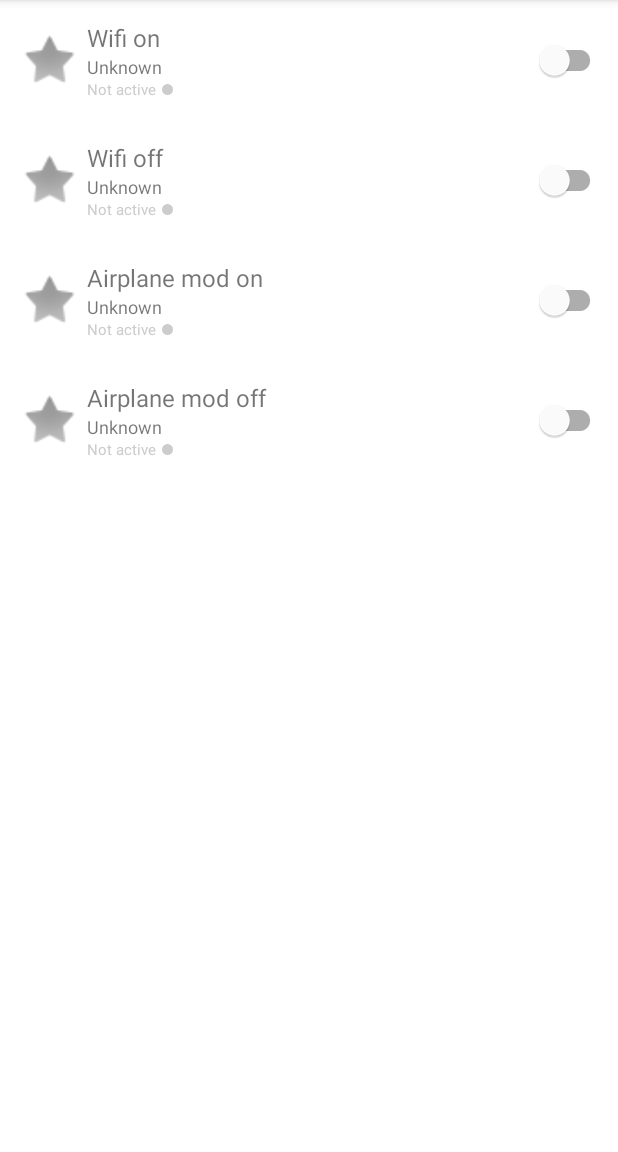
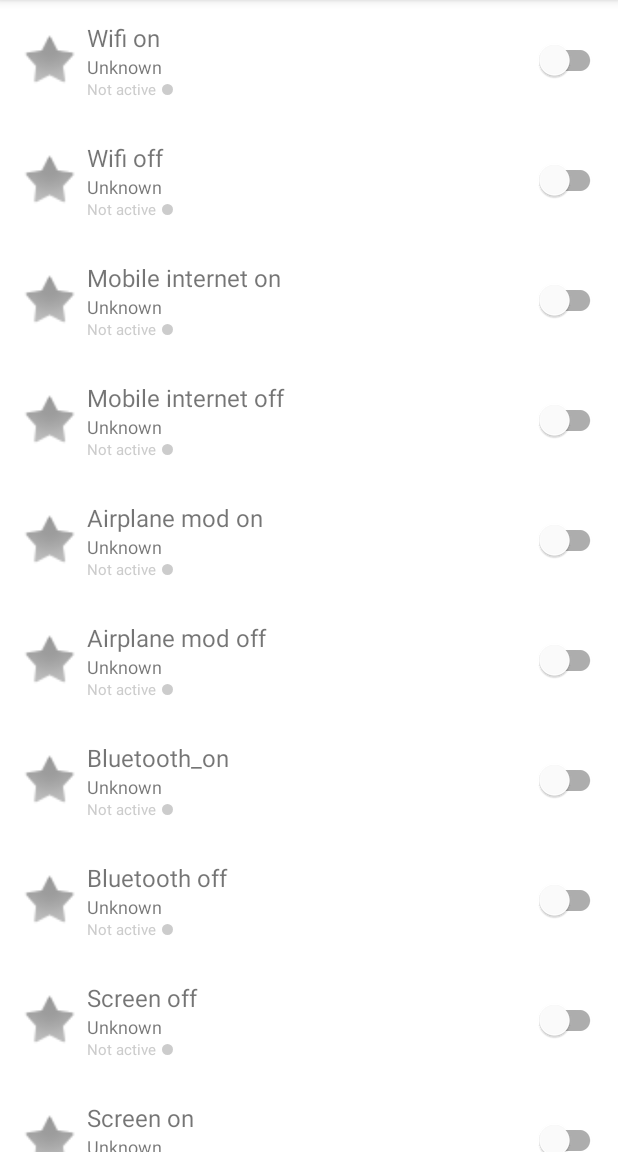
Before and after one commit to YaroslavGorbach-code/system-event-sounds, an Android app: the screen it shows after launch (MainActivity), on a phone screen of 412 x 824 dp, the part 84-1236 px from its top. Run offline under Robolectric (Android 15) with nearby library versions, the phone set to English and light mode, and no system bars.

Commit message:
Create broadcast receivers for some system events

```diff
--- a/app/src/main/AndroidManifest.xml
+++ b/app/src/main/AndroidManifest.xml
@@ -1,6 +1,10 @@
 <?xml version="1.0" encoding="utf-8"?>
 <manifest xmlns:android="http://schemas.android.com/apk/res/android"
     package="koropapps.yaroslavgorbach.systemeventsounds">
+    <uses-permission android:name="android.permission.ACCESS_NETWORK_STATE" />
+    <uses-permission android:name="android.permission.ACCESS_WIFI_STATE" />
+    <uses-permission android:name="android.permission.FOREGROUND_SERVICE" />
+    <uses-permission android:name="android.permission.BLUETOOTH" />
 
     <application
         android:name=".App"
@@ -17,6 +21,8 @@
                 <category android:name="android.intent.category.LAUNCHER" />
             </intent-filter>
         </activity>
+        <service android:name=".services.MainService"
+            android:exported="false"/>
     </application>
 
 </manifest>
--- a/app/src/main/java/koropapps/yaroslavgorbach/systemeventsounds/App.kt
+++ b/app/src/main/java/koropapps/yaroslavgorbach/systemeventsounds/App.kt
@@ -1,6 +1,9 @@
 package koropapps.yaroslavgorbach.systemeventsounds
 
 import android.app.Application
+import android.app.NotificationChannel
+import android.app.NotificationManager
+import android.os.Build
 import koropapps.yaroslavgorbach.systemeventsounds.data.Repo
 import koropapps.yaroslavgorbach.systemeventsounds.data.RepoImp
 import koropapps.yaroslavgorbach.systemeventsounds.data.RepoProvider
@@ -11,4 +14,21 @@ class App: Application(), RepoProvider {
         return repo
     }
 
+    override fun onCreate() {
+        super.onCreate()
+        createChannel()
+    }
+
+    private fun createChannel() {
+        if (Build.VERSION.SDK_INT >= Build.VERSION_CODES.O) {
+            val notificationChannel = NotificationChannel(
+                "1",
+                "Service notification",
+                NotificationManager.IMPORTANCE_HIGH
+            )
+            val notificationManager = this.getSystemService(NotificationManager::class.java)
+            notificationManager.createNotificationChannel(notificationChannel)
+        }
+    }
+
 }
--- a/app/src/main/java/koropapps/yaroslavgorbach/systemeventsounds/MainActivity.kt
+++ b/app/src/main/java/koropapps/yaroslavgorbach/systemeventsounds/MainActivity.kt
@@ -1,11 +1,16 @@
 package koropapps.yaroslavgorbach.systemeventsounds
 
+import android.content.Intent
 import androidx.appcompat.app.AppCompatActivity
 import android.os.Bundle
+import androidx.core.content.ContextCompat
 import androidx.fragment.app.commit
 import koropapps.yaroslavgorbach.systemeventsounds.screen.EventsFragment
+import koropapps.yaroslavgorbach.systemeventsounds.services.MainService
+import kotlinx.coroutines.InternalCoroutinesApi
 
 class MainActivity : AppCompatActivity() {
+    @InternalCoroutinesApi
     override fun onCreate(savedInstanceState: Bundle?) {
         super.onCreate(savedInstanceState)
         setContentView(R.layout.activity_main)
@@ -16,5 +21,9 @@ class MainActivity : AppCompatActivity() {
                 setPrimaryNavigationFragment(fragment)
             }
         }
+        ContextCompat.startForegroundService(
+            this,
+            Intent(this, MainService::class.java)
+        )
     }
 }
--- a/app/src/main/java/koropapps/yaroslavgorbach/systemeventsounds/data/RepoImp.kt
+++ b/app/src/main/java/koropapps/yaroslavgorbach/systemeventsounds/data/RepoImp.kt
@@ -4,9 +4,21 @@ class RepoImp : Repo {
     private val events = arrayListOf(
         SystemEvent(EventName.WIFI_ON, null, null),
         SystemEvent(EventName.WIFI_OFF, null, null),
+        SystemEvent(EventName.MOBILE_INET_ON, null, null),
+        SystemEvent(EventName.MOBILE_INET_OFF, null, null),
         SystemEvent(EventName.AIRPLANE_MOD_ON, null, null),
-        SystemEvent(EventName.AIRPLANE_MOD_OFF, null, null)
-    )
+        SystemEvent(EventName.AIRPLANE_MOD_OFF, null, null),
+        SystemEvent(EventName.BLUETOOTH_ON, null, null),
+        SystemEvent(EventName.BLUETOOTH_OFF, null, null),
+        SystemEvent(EventName.SCREEN_OFF, null, null),
+        SystemEvent(EventName.SCREEN_ON, null, null),
+        SystemEvent(EventName.USB_ATTACHED, null, null),
+        SystemEvent(EventName.USB_DETACHED, null, null),
+        SystemEvent(EventName.APP_INSTALLED, null, null),
+        SystemEvent(EventName.APP_DELETED, null, null),
+        SystemEvent(EventName.HEADPHONES_PLUGGED, null, null),
+        SystemEvent(EventName.HEADPHONES_UNPLUGGED, null, null),
+        )
 
 
     override fun getEvents(): List<SystemEvent> {
--- a/app/src/main/java/koropapps/yaroslavgorbach/systemeventsounds/data/SystemEvent.kt
+++ b/app/src/main/java/koropapps/yaroslavgorbach/systemeventsounds/data/SystemEvent.kt
@@ -7,8 +7,20 @@ import koropapps.yaroslavgorbach.systemeventsounds.R
 enum class EventName(@StringRes val idRes: Int) {
     WIFI_ON(R.string.wifi_on),
     WIFI_OFF(R.string.wifi_off),
+    MOBILE_INET_ON(R.string.mobile_inet_on),
+    MOBILE_INET_OFF(R.string.mobile_inet_off),
     AIRPLANE_MOD_ON(R.string.airplane_mod_on),
-    AIRPLANE_MOD_OFF(R.string.airplane_mod_off)
+    AIRPLANE_MOD_OFF(R.string.airplane_mod_off),
+    BLUETOOTH_ON(R.string.bluetooth_on),
+    BLUETOOTH_OFF(R.string.bluetooth_off),
+    SCREEN_ON(R.string.screen_on),
+    SCREEN_OFF(R.string.screen_off),
+    USB_ATTACHED(R.string.usb_attached),
+    USB_DETACHED(R.string.usb_detached),
+    APP_INSTALLED(R.string.app_installed),
+    APP_DELETED(R.string.app_deleted),
+    HEADPHONES_PLUGGED(R.string.headphones_plugged),
+    HEADPHONES_UNPLUGGED(R.string.headphones_plugged),
 }
 
 data class SystemEvent(
--- a/app/src/main/res/values/strings.xml
+++ b/app/src/main/res/values/strings.xml
@@ -6,4 +6,18 @@
     <string name="airplane_mod_off">Airplane mod off</string>
     <string name="active">Active</string>
     <string name="not_active">Not active</string>
+    <string name="notification_title">Battery sound notifications</string>
+    <string name="notification_message">App is working…</string>
+    <string name="ticker_text">Battery sound notifications</string>
+    <string name="mobile_inet_off">Mobile internet off</string>
+    <string name="mobile_inet_on">Mobile internet on</string>
+    <string name="bluetooth_on">Bluetooth_on</string>
+    <string name="bluetooth_off">Bluetooth off</string>
+    <string name="screen_on">Screen on</string>
+    <string name="screen_off">Screen off</string>
+    <string name="usb_attached">Usb attached</string>
+    <string name="usb_detached">Usb detached</string>
+    <string name="app_installed">App installed</string>
+    <string name="app_deleted">App deleted</string>
+    <string name="headphones_plugged">Headphones plugged</string>
 </resources>
```
Also changed, not shown: app/src/main/java/koropapps/yaroslavgorbach/systemeventsounds/receivers/AirplaneChangeReceiver.kt (added, +17 -0 lines), app/src/main/java/koropapps/yaroslavgorbach/systemeventsounds/receivers/BluetoothChangeReceiver.kt (added, +24 -0 lines), app/src/main/java/koropapps/yaroslavgorbach/systemeventsounds/receivers/HeadphonesConnectedReceiver.kt (added, +19 -0 lines), app/src/main/java/koropapps/yaroslavgorbach/systemeventsounds/receivers/NetworkChangeReceiver.kt (added, +32 -0 lines), app/src/main/java/koropapps/yaroslavgorbach/systemeventsounds/receivers/PackageChangeReceiver.kt (added, +20 -0 lines), app/src/main/java/koropapps/yaroslavgorbach/systemeventsounds/receivers/ScreenChangeReceiver.kt (added, +19 -0 lines), app/src/main/java/koropapps/yaroslavgorbach/systemeventsounds/receivers/UsbConnectionChangeReceiver.kt (added, +20 -0 lines), app/src/main/java/koropapps/yaroslavgorbach/systemeventsounds/services/MainService.kt (added, +81 -0 lines), app/src/main/java/koropapps/yaroslavgorbach/systemeventsounds/util/NotificationUtil.kt (added, +26 -0 lines), app/src/main/res/drawable/ic_notification.xml (added, +10 -0 lines).
